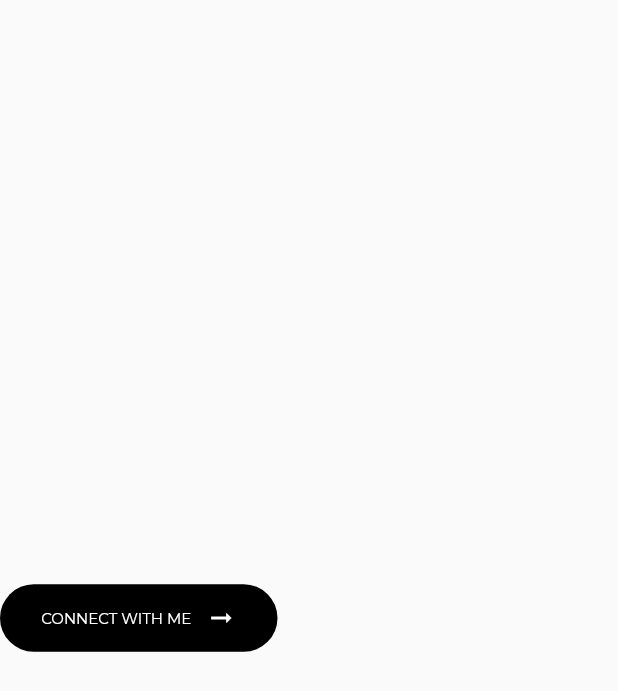
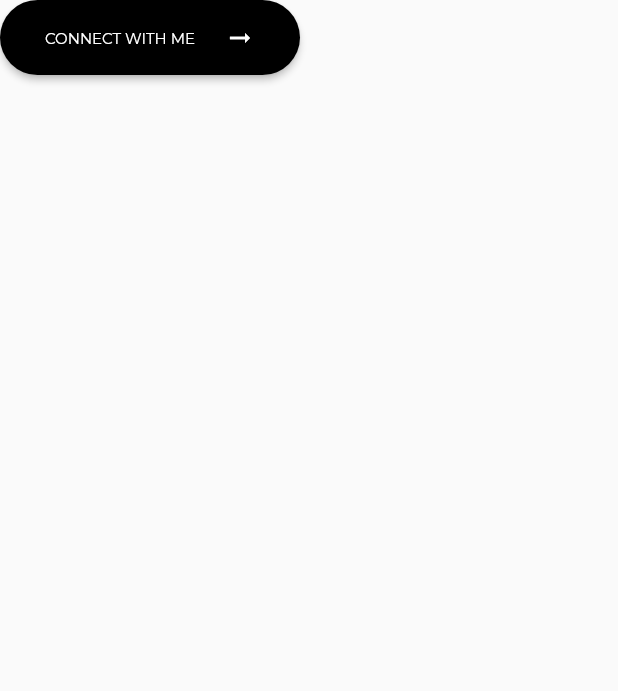
Before and after one commit to udaykumaruking/portfolio_landing_page, a Flutter app: the ButtonConnect widget shown alone on an empty page, opened directly, on a phone screen of 412 x 824 dp. Shown: the top 691 px of the screen. Run offline on Flutter 3.47's test engine with Material 2 defaults, Android fonts, the phone set to English and light mode, and no system bars; our stand-ins replace google_fonts; network calls fail.

Commit message:
button enhancement

```diff
--- a/lib/components/button.dart
+++ b/lib/components/button.dart
@@ -6,83 +6,41 @@ import 'package:google_fonts/google_fonts.dart';
 class ButtonConnect extends StatelessWidget {
   @override
   Widget build(BuildContext context) {
-    return Column(
-      mainAxisAlignment: MainAxisAlignment.center,
+    return Container(
+      width: 200,
+      child: RawMaterialButton(
+        padding: EdgeInsets.fromLTRB(30, 15, 30, 15),
+        fillColor: Colors.black,
+        splashColor: Colors.black12,
+        onPressed: () {},
+        child: Row(
+          mainAxisAlignment: MainAxisAlignment.spaceBetween,
           children: <Widget>[
-        // FlatButton(
-        //   //shape: StadiumBorder(),
-        //   onPressed: () {},
-        //   //elevation: 2,
-        //   child: Container(
-        //     //width: 500,
-
-        //     padding: EdgeInsets.fromLTRB(30, 15, 30, 15),
-        //     decoration: BoxDecoration(
-        //       boxShadow: [
-        //         new BoxShadow(
-        //           color: Colors.black,
-        //           blurRadius: 1,
-        //         ),
-        //       ],
-        //       borderRadius: BorderRadius.circular(100),
-        //       color: Colors.black,
-        //     ),
-        //     child: Text(
-        //       'Connect With Me'.toUpperCase(),
-        //       style: GoogleFonts.montserrat(
-        //         color: Colors.white,
-        //         textStyle: TextStyle(
-        //           fontSize: 10,
-        //           //fontFeatures: FontFeature.slashedZero(),
-        //           fontWeight: FontWeight.w400,
-        //         ),
-        //       ),
-        //     ),
-        //   ),
-        //   //splashColor: Colors.white,
-        //   // hoverElevation: 200,
-        // ), // highlightElevation: 8,
-        InkWell(
-          borderRadius: BorderRadius.circular(20),
-          onTap: () {},
-          splashColor: Colors.white,
-          highlightColor: Colors.white,
-          child: Container(
-            height: 45,
-            width: 185,
-            decoration: BoxDecoration(
-              borderRadius: BorderRadius.circular(100),
-              //border: Border.all(color: Colors.grey),
-              color: Colors.black,
+            Padding(
+              padding: const EdgeInsets.only(right: 5),
+              child: Text(
+                'Connect With Me'.toUpperCase(),
+                style: GoogleFonts.montserrat(
+                  textStyle: TextStyle(
+                    color: Colors.white,
                   ),
-            child: Row(
-              mainAxisAlignment: MainAxisAlignment.center,
-              crossAxisAlignment: CrossAxisAlignment.center,
-              children: [
-                Text(
-                  "Connect With Me".toUpperCase(),
-                  style: GoogleFonts.montserrat(
-                    color: Colors.white,
-                    textStyle: TextStyle(
                   fontSize: 10,
-                      //fontFeatures: FontFeature.slashedZero(),
-                      fontWeight: FontWeight.w400,
                 ),
               ),
             ),
-                SizedBox(
-                  width: 10,
-                ),
             Icon(
-                  Icons.arrow_right_alt_sharp,
+              Icons.arrow_right_alt,
               color: Colors.white,
               size: 20,
-                )
+            ),
           ],
+        ),
+        shape: RoundedRectangleBorder(
+          borderRadius: BorderRadius.circular(
+            200,
           ),
         ),
       ),
-      ],
     );
   }
 }
```
Lines whose indentation alone changed are shown as unchanged.
